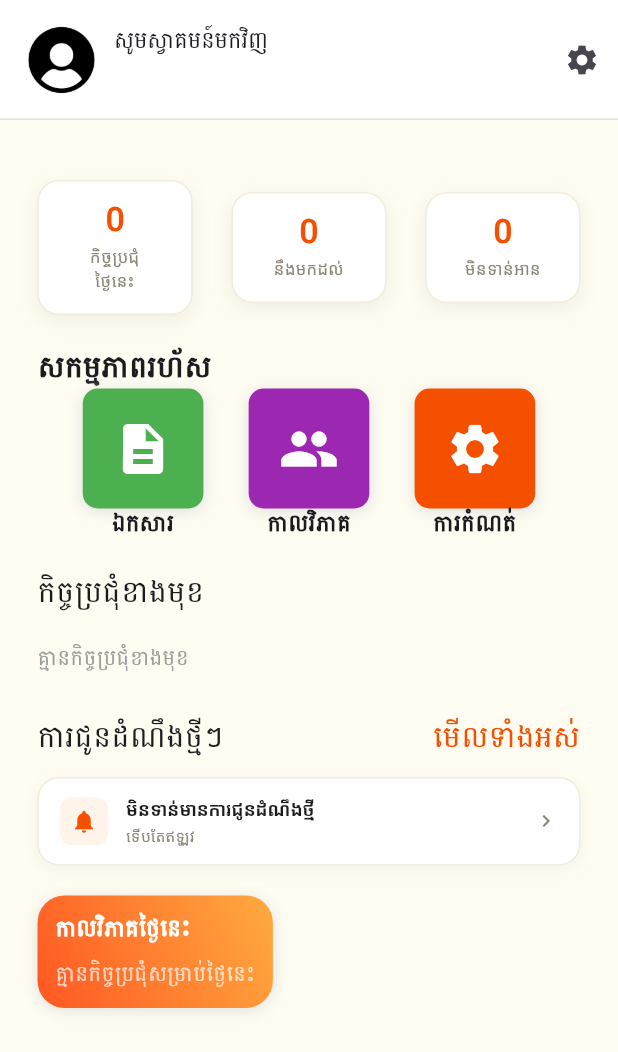
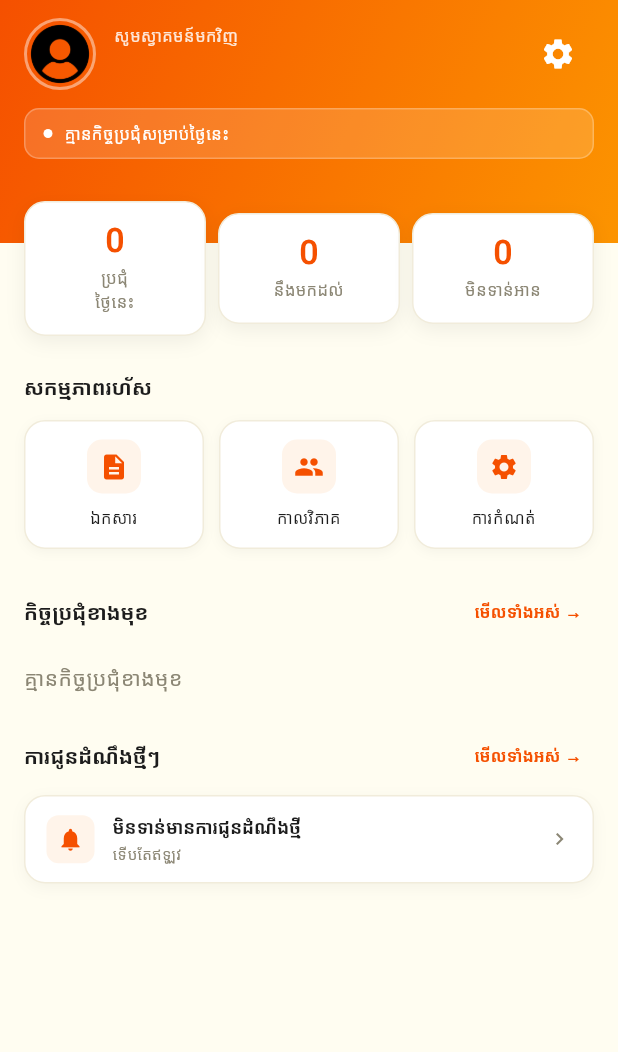
Before and after one commit to Kai-meister/ginbec_mobile_app, a Flutter app: the Home screen opened directly, on a phone screen of 412 x 824 dp. Shown: the top 1052 px of the screen. Run offline on Flutter 3.47's test engine with Material 3 defaults, Android fonts, the phone set to English and light mode, and no system bars; our stand-ins replace dio, flutter_secure_storage, pinput; accounts and stored records are empty; network calls fail; Roboto replaces fonts that are missing (KhmerOSSiemreap).

Commit message:
feat(home): apply vibrant-hero redesign
Co-Authored-By: Claude Sonnet 4.6 <noreply@anthropic.com>

```diff
--- a/lib/screens/home_screen/home.dart
+++ b/lib/screens/home_screen/home.dart
@@ -8,10 +8,10 @@ import 'package:ginbec_mobile_app/services/storage_service.dart';
 import 'package:ginbec_mobile_app/widgets/avatar.dart';
 import 'package:ginbec_mobile_app/widgets/dashcard.dart';
 import 'package:ginbec_mobile_app/widgets/event_card.dart';
-import 'package:ginbec_mobile_app/widgets/hoverabletext.dart';
+import 'package:ginbec_mobile_app/widgets/gradient_hero.dart';
+import 'package:ginbec_mobile_app/widgets/quick_action_tile.dart';
 import 'package:ginbec_mobile_app/widgets/recent_notifications.dart';
-import 'package:ginbec_mobile_app/widgets/transp_button.dart';
-import '../../widgets/action_button.dart';
+import 'package:ginbec_mobile_app/widgets/section_header.dart';
 import 'package:ginbec_mobile_app/widgets/book_meeting_room.dart';
 
 class Home extends StatefulWidget {
@@ -244,8 +244,6 @@ class _HomeState extends State<Home> {
 
   @override
   Widget build(BuildContext context) {
-    final fieldWidth = MediaQuery.of(context).size.width - 50;
-
     if (_isLoading) {
       return Scaffold(
         backgroundColor: GColor.backgroundcolor,
@@ -253,35 +251,116 @@ class _HomeState extends State<Home> {
       );
     }
 
+    final width = MediaQuery.of(context).size.width;
+    final statCardWidth = (width - 32 - 16) / 3;
+
     return Scaffold(
       backgroundColor: GColor.backgroundcolor,
-      appBar: AppBar(
-        backgroundColor: GColor.white,
-        shape: Border(bottom: BorderSide(color: Colors.grey.shade300,width: 1)),
-        toolbarHeight: 80,
-        automaticallyImplyLeading: false,
-        title: GestureDetector(
+      body: RefreshIndicator(
+        onRefresh: _loadData,
+        child: SingleChildScrollView(
+          physics: const AlwaysScrollableScrollPhysics(),
+          child: Column(
+            crossAxisAlignment: CrossAxisAlignment.stretch,
+            children: [
+              GradientHero(
+                bottomPadding: 56,
+                child: Column(
+                  crossAxisAlignment: CrossAxisAlignment.start,
+                  children: [
+                    Row(
+                      children: [
+                        GestureDetector(
                           onTap: () => Navigator.push(
                             context,
-            MaterialPageRoute(builder: (_) => const ProfileScreen()),
+                            MaterialPageRoute(
+                              builder: (_) => const ProfileScreen(),
                             ),
-          child: Row(
-            children: [
-              AvatarWidget(imageUrl: 'lib/assets/user_icon.png', size: 50),
-              const SizedBox(width: 10),
+                          ),
+                          child: Container(
+                            decoration: BoxDecoration(
+                              shape: BoxShape.circle,
+                              border: Border.all(
+                                color: Colors.white.withValues(alpha: 0.45),
+                                width: 2,
+                              ),
+                            ),
+                            child: const AvatarWidget(
+                              imageUrl: 'lib/assets/user_icon.png',
+                              size: 44,
+                            ),
+                          ),
+                        ),
+                        const SizedBox(width: 12),
                         Expanded(
                           child: Column(
                             crossAxisAlignment: CrossAxisAlignment.start,
                             mainAxisAlignment: MainAxisAlignment.center,
                             children: [
-                    const Text('សូមស្វាគមន៍មកវិញ', style: TextStyle(fontSize: 15)),
+                              Text(
+                                'សូមស្វាគមន៍មកវិញ',
+                                style: TextStyle(
+                                  fontSize: 11,
+                                  color: Colors.white.withValues(alpha: 0.85),
+                                  fontFamily: 'KhmerOSSiemreap',
+                                ),
+                              ),
+                              const SizedBox(height: 2),
                               Text(
                                 _userName,
+                                overflow: TextOverflow.ellipsis,
                                 style: const TextStyle(
-                        fontSize: 20,
-                        fontWeight: FontWeight.bold,
+                                  fontSize: 16,
+                                  fontWeight: FontWeight.w700,
+                                  color: Colors.white,
+                                  fontFamily: 'KhmerOSSiemreap',
                                 ),
-                      overflow: TextOverflow.ellipsis,
+                              ),
+                            ],
+                          ),
+                        ),
+                        IconButton(
+                          onPressed: () => widget.onNavigateToTab?.call(4),
+                          icon: const Icon(Icons.settings, color: Colors.white),
+                          tooltip: 'ការកំណត់',
+                        ),
+                      ],
+                    ),
+                    const SizedBox(height: 12),
+                    Container(
+                      padding: const EdgeInsets.symmetric(
+                        horizontal: 12,
+                        vertical: 8,
+                      ),
+                      decoration: BoxDecoration(
+                        color: Colors.white.withValues(alpha: 0.15),
+                        borderRadius: BorderRadius.circular(10),
+                        border: Border.all(
+                          color: Colors.white.withValues(alpha: 0.25),
+                        ),
+                      ),
+                      child: Row(
+                        children: [
+                          Container(
+                            width: 6,
+                            height: 6,
+                            decoration: const BoxDecoration(
+                              color: Colors.white,
+                              shape: BoxShape.circle,
+                            ),
+                          ),
+                          const SizedBox(width: 8),
+                          Expanded(
+                            child: Text(
+                              _todayMeetings == 0
+                                  ? 'គ្មានកិច្ចប្រជុំសម្រាប់ថ្ងៃនេះ'
+                                  : 'មាន $_todayMeetings កិច្ចប្រជុំសម្រាប់ថ្ងៃនេះ',
+                              style: const TextStyle(
+                                fontSize: 11,
+                                color: Colors.white,
+                                fontFamily: 'KhmerOSSiemreap',
+                              ),
+                            ),
                           ),
                         ],
                       ),
@@ -289,90 +368,117 @@ class _HomeState extends State<Home> {
                   ],
                 ),
               ),
-        actions: [
-          IconButton(
-            onPressed: () => widget.onNavigateToTab?.call(4),
-            icon: const Icon(Icons.settings),
+              Transform.translate(
+                offset: const Offset(0, -28),
+                child: Padding(
+                  padding: const EdgeInsets.symmetric(horizontal: 16),
+                  child: Column(
+                    crossAxisAlignment: CrossAxisAlignment.start,
+                    children: [
+                      Row(
+                        mainAxisAlignment: MainAxisAlignment.spaceBetween,
+                        children: [
+                          DashCard(
+                            number: '$_todayMeetings',
+                            label: 'ប្រជុំ\nថ្ងៃនេះ',
+                            width: statCardWidth,
+                          ),
+                          DashCard(
+                            number: '$_upcomingCount',
+                            label: 'នឹងមកដល់',
+                            width: statCardWidth,
+                          ),
+                          DashCard(
+                            number: '$_unreadCount',
+                            label: 'មិនទាន់អាន',
+                            width: statCardWidth,
                           ),
                         ],
                       ),
-      body: RefreshIndicator(
-        onRefresh: _loadData,
-        child: SingleChildScrollView(
-          physics: const AlwaysScrollableScrollPhysics(),
-          child: Padding(
-            padding: const EdgeInsets.symmetric(vertical: 20, horizontal: 25),
-            child: Column(
-              mainAxisAlignment: MainAxisAlignment.start,
-              crossAxisAlignment: CrossAxisAlignment.start,
+                      const SizedBox(height: 16),
+                      const SectionHeader(title: 'សកម្មភាពរហ័ស'),
+                      const SizedBox(height: 4),
+                      Row(
                         children: [
-                const SizedBox(height: 20),
-                Row(
-                  mainAxisAlignment: MainAxisAlignment.spaceBetween,
-                  children: [
-                    DashCard(number: '$_todayMeetings', label: 'កិច្ចប្រជុំ\nថ្ងៃនេះ', width: fieldWidth / 3.5),
-                    DashCard(number: '$_upcomingCount', label: 'នឹងមកដល់', width: fieldWidth / 3.5),
-                    DashCard(number: '$_unreadCount', label: 'មិនទាន់អាន', width: fieldWidth / 3.5),
+                          if (_canManage) ...[
+                            Expanded(
+                              child: QuickActionTile(
+                                icon: Icons.calendar_month,
+                                label: 'កក់',
+                                onTap: _openBookMeeting,
+                              ),
+                            ),
+                            const SizedBox(width: 10),
+                          ],
+                          Expanded(
+                            child: QuickActionTile(
+                              icon: Icons.description,
+                              label: 'ឯកសារ',
+                              onTap: () => widget.onNavigateToTab?.call(2),
+                            ),
+                          ),
+                          const SizedBox(width: 10),
+                          Expanded(
+                            child: QuickActionTile(
+                              icon: Icons.group,
+                              label: 'កាលវិភាគ',
+                              onTap: () => widget.onNavigateToTab?.call(1),
+                            ),
+                          ),
+                          const SizedBox(width: 10),
+                          Expanded(
+                            child: QuickActionTile(
+                              icon: Icons.settings,
+                              label: 'ការកំណត់',
+                              onTap: () => widget.onNavigateToTab?.call(4),
+                            ),
+                          ),
                         ],
                       ),
-                const SizedBox(height: 20),
-                const Text('សកម្មភាពរហ័ស', style: TextStyle(fontWeight: FontWeight.bold, fontSize: 20)),
-                Row(
-                  mainAxisAlignment: MainAxisAlignment.spaceEvenly,
-                  children: [
-                    if (_canManage)
-                      ActionButton(icon: Icons.calendar_month, onTap: () => widget.onNavigateToTab?.call(1), label: 'កក់បន្ទប់', bttBg: Colors.blueAccent, width: fieldWidth / 4.5),
-                    ActionButton(icon: Icons.description, onTap: () => widget.onNavigateToTab?.call(2), label: 'ឯកសារ', bttBg: Colors.green, width: fieldWidth / 4.5),
-                    ActionButton(icon: Icons.group, onTap: () => widget.onNavigateToTab?.call(1), label: 'កាលវិភាគ', bttBg: Colors.purple, width: fieldWidth / 4.5),
-                    ActionButton(icon: Icons.settings, onTap: () => widget.onNavigateToTab?.call(4), label: 'ការកំណត់', bttBg: GColor.primarycolor, width: fieldWidth / 4.5),
-                  ],
+                      const SizedBox(height: 16),
+                      SectionHeader(
+                        title: 'កិច្ចប្រជុំខាងមុខ',
+                        onSeeAll: () => widget.onNavigateToTab?.call(1),
                       ),
-                const SizedBox(height: 20),
-                const Text('កិច្ចប្រជុំខាងមុខ', style: TextStyle(fontSize: 20)),
-                const SizedBox(height: 12),
                       if (_upcomingMeetings.isEmpty)
                         Padding(
                           padding: const EdgeInsets.symmetric(vertical: 8),
-                    child: Text('គ្មានកិច្ចប្រជុំខាងមុខ', style: TextStyle(color: Colors.grey.shade500)),
+                          child: Text(
+                            'គ្មានកិច្ចប្រជុំខាងមុខ',
+                            style: TextStyle(
+                              color: GColor.textMuted,
+                              fontFamily: 'KhmerOSSiemreap',
+                            ),
+                          ),
                         )
                       else
                         ..._upcomingMeetings.take(2).map((m) {
                           final id = (m['meetingId'] as num?)?.toInt();
                           return Padding(
-                      padding: const EdgeInsets.only(bottom: 12),
+                            padding: const EdgeInsets.only(bottom: 10),
                             child: EventCard(
                               tittle: m['title'] as String? ?? '',
                               attendee: 0,
                               datetime: _meetingDateTime(m),
+                              room: m['roomName'] as String?,
                               onTap: id == null
                                   ? null
                                   : () => Navigator.push(
                                         context,
                                         MaterialPageRoute(
-                                    builder: (_) =>
-                                        MeetingDetailsScreen(meetingId: id),
+                                          builder: (_) => MeetingDetailsScreen(
+                                            meetingId: id,
+                                          ),
                                         ),
                                       ),
                             ),
                           );
                         }),
-                const SizedBox(height: 20),
-                if (_canManage) ...[
-                  TranspButton(
-                    txt: 'កក់កិច្ចប្រជុំថ្មី',
-                    onPressed: _openBookMeeting,
-                    width: fieldWidth,
+                      const SizedBox(height: 8),
+                      SectionHeader(
+                        title: 'ការជូនដំណឹងថ្មីៗ',
+                        onSeeAll: () => widget.onNavigateToTab?.call(3),
                       ),
-                  const SizedBox(height: 20),
-                ],
-                Row(
-                  mainAxisAlignment: MainAxisAlignment.spaceBetween,
-                  children: [
-                    const Text('ការជូនដំណឹងថ្មីៗ', style: TextStyle(fontSize: 20)),
-                    Hoverabletext(text: 'មើលទាំងអស់', onTap: () => widget.onNavigateToTab?.call(3)),
-                  ],
-                ),
-                const SizedBox(height: 12),
                       NotificationCard(
                         notifications: _notifications.isEmpty
                             ? [
@@ -387,46 +493,12 @@ class _HomeState extends State<Home> {
                             : _notifications,
                         onTap: (_) => widget.onNavigateToTab?.call(3),
                       ),
-                const SizedBox(height: 20),
-                Container(
-                  decoration: BoxDecoration(
-                    gradient: LinearGradient(
-                      colors: [Colors.orangeAccent, Colors.deepOrange],
-                      begin: Alignment.topRight,
-                      end: Alignment.bottomLeft,
-                    ),
-                    borderRadius: BorderRadius.circular(18),
-                    boxShadow: [
-                      BoxShadow(blurRadius: 8, offset: const Offset(0, 2), color: Colors.grey.shade300),
-                    ],
-                  ),
-                  child: Padding(
-                    padding: const EdgeInsets.all(12),
-                    child: Column(
-                      crossAxisAlignment: CrossAxisAlignment.start,
-                      children: [
-                        const Text(
-                          'កាលវិភាគថ្ងៃនេះ',
-                          style: TextStyle(fontSize: 15, fontWeight: FontWeight.bold, color: Colors.white),
-                        ),
-                        const SizedBox(height: 10),
-                        if (_todayMeetings == 0)
-                          const Text(
-                            'គ្មានកិច្ចប្រជុំសម្រាប់ថ្ងៃនេះ',
-                            style: TextStyle(color: Colors.white70, fontSize: 14),
-                          )
-                        else
-                          Text(
-                            'មាន $_todayMeetings កិច្ចប្រជុំសម្រាប់ថ្ងៃនេះ',
-                            style: const TextStyle(color: Colors.white, fontSize: 14, fontWeight: FontWeight.w500),
-                          ),
+                      const SizedBox(height: 24),
                     ],
                   ),
                 ),
               ),
-                const SizedBox(height: 20),
             ],
-            ),
           ),
         ),
       ),
```
Lines whose indentation alone changed are shown as unchanged.
